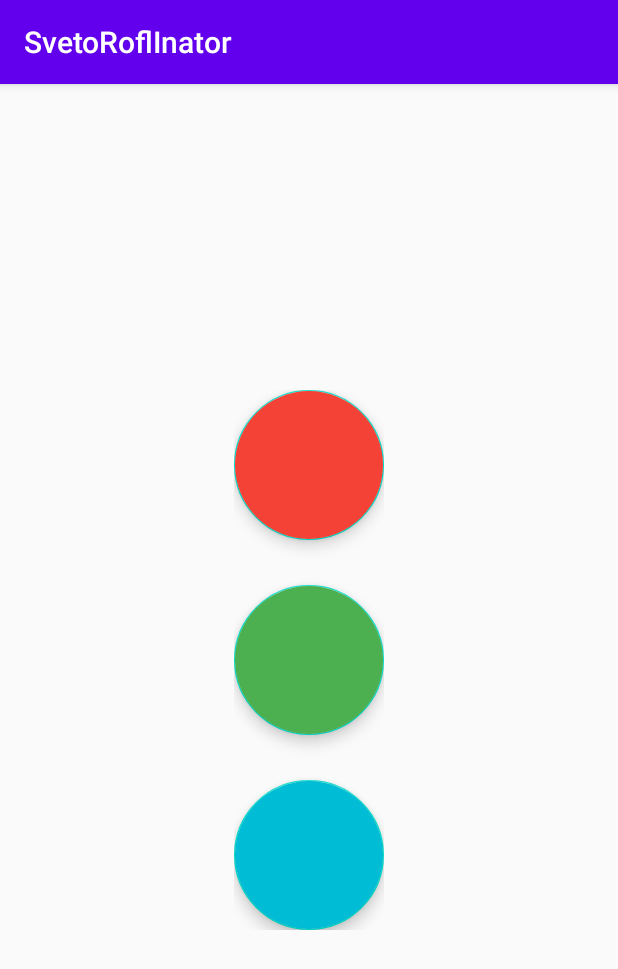
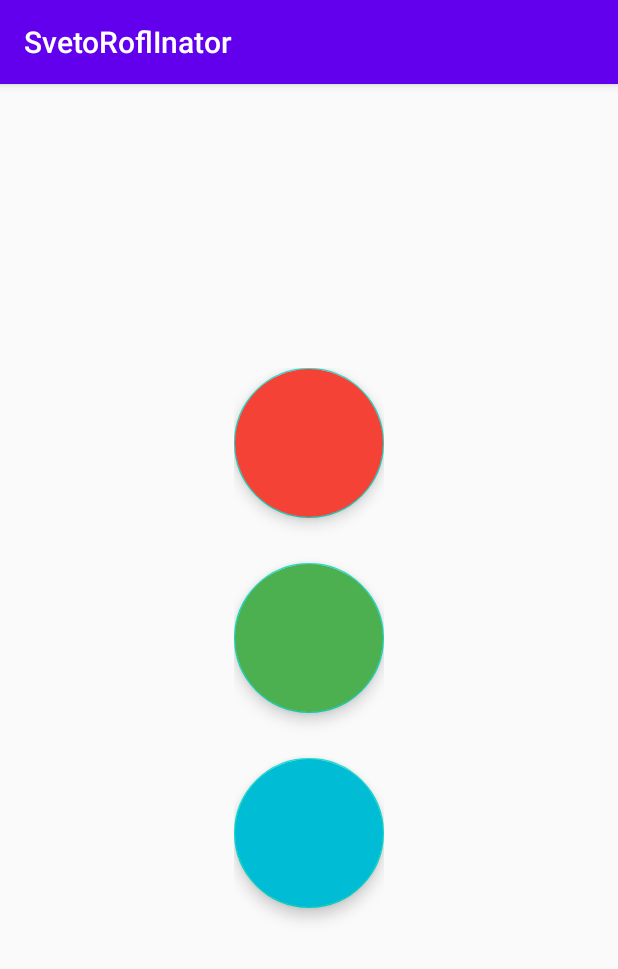
Before and after one commit to NNTC-ISIP-18/MDK-0103, an Android app: the screen it shows after launch (MainActivity), on a phone screen of 412 x 824 dp. Shown: the top 969 px of the screen. Run offline under Robolectric (Android 15) with nearby library versions, the phone set to English and light mode, and no system bars.

Commit message:
Add margin below last button

```diff
--- a/SvetoroflInator/app/src/main/res/layout/activity_main.xml
+++ b/SvetoroflInator/app/src/main/res/layout/activity_main.xml
@@ -39,6 +39,7 @@
             android:id="@+id/btnLight3"
             android:layout_width="wrap_content"
             android:layout_height="wrap_content"
+            android:layout_marginBottom="30sp"
             android:backgroundTint="#00BCD4"
             app:fabCustomSize="100sp"
             android:onClick="onLight3Click"
```
